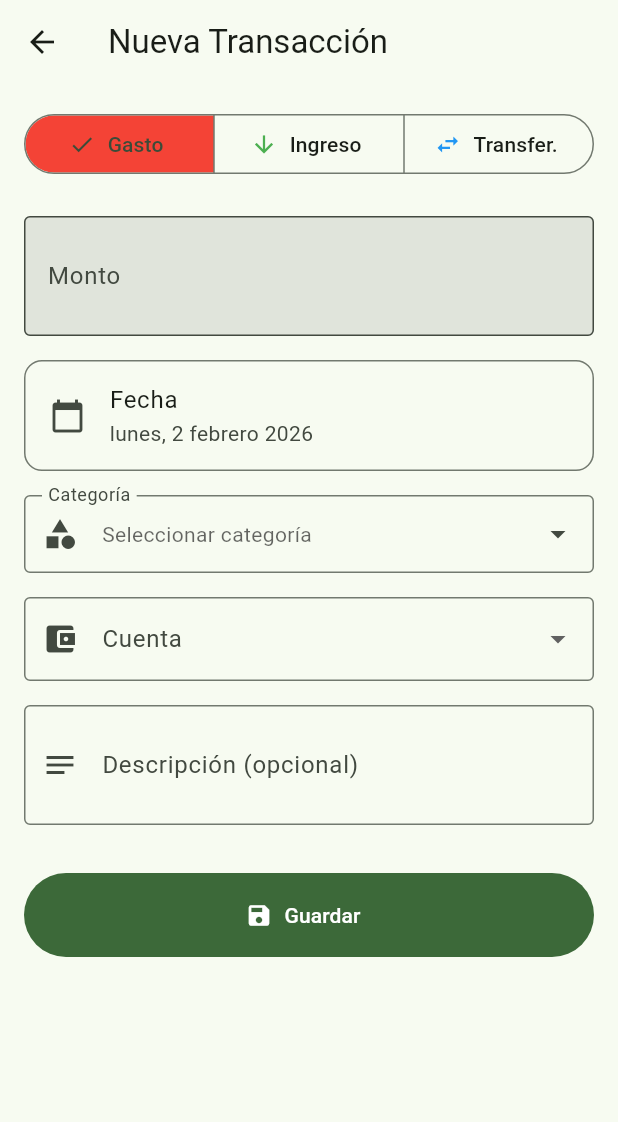
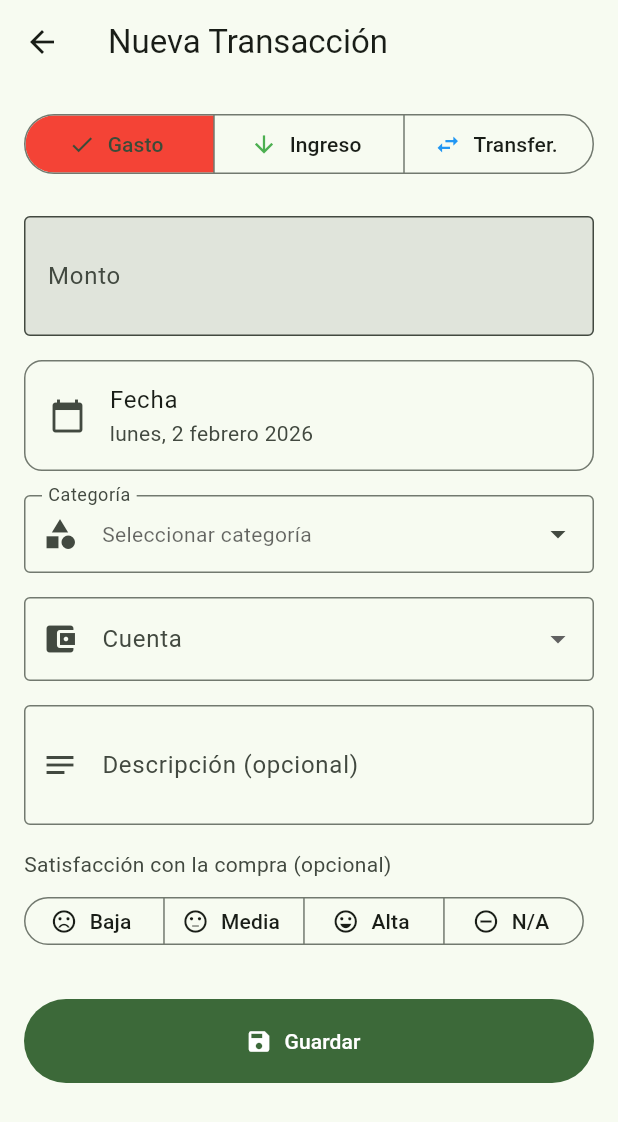
Before and after one commit to alvaretto/finanzasfamilia, a Flutter app: the TransactionFormScreen screen opened directly, on a phone screen of 412 x 824 dp. Shown: the top 1122 px of the screen. Run offline on Flutter 3.47's test engine with Material 3 defaults, Android fonts, the phone set to English and light mode, and no system bars; our stand-ins replace app_links, connectivity_plus, csv, drift, equatable, firebase_core and 13 more; missing offline and left inert: excel, google_mlkit_text_recognition, gotrue, home_widget, in_app_update, notification_listener_service and 2 more; accounts and stored records are empty; generated files the repository leaves out were written again; statements that could not run were skipped.

Commit message:
feat: Add satisfaction level field to expense transactions + technical spec
FASE 36 - Satisfaction Level + Ficha Técnica:

- Add satisfactionLevel field to transactions (expenses only)
- Values: low, medium, high, neutral
- Add SatisfactionLevel enum in enums.dart
- Add SegmentedButton UI selector (only visible for type='expense')
- Drift migration v14: new column in transactions table
- Supabase migration: TEXT field with CHECK constraint
- Update PowerSync schema and sync_rules.yaml
- Create docs/FICHA_TECNICA.md with full technical specs
- Fix offline documentation (clarify initial sync requirement)
- Fix quarterly/yearly tests with relative dates

Tests: 1139 passing, 0 failing
Version: 1.20.0+41

Co-Authored-By: Claude Opus 4.5 <noreply@anthropic.com>

```diff
--- a/lib/data/local/tables/transactions_table.dart
+++ b/lib/data/local/tables/transactions_table.dart
@@ -59,6 +59,11 @@ class Transactions extends Table {
   /// Orden global de sincronización (estilo Linear)
   IntColumn get syncSequence => integer().nullable()();
 
+  /// Nivel de satisfacción del gasto (solo para type='expense')
+  /// Valores: 'low', 'medium', 'high', 'neutral'
+  /// Nullable porque solo aplica a gastos y es opcional
+  TextColumn get satisfactionLevel => text().nullable()();
+
   /// Timestamps - Nullable para compatibilidad con PowerSync
   DateTimeColumn get createdAt => dateTime().nullable()();
   DateTimeColumn get updatedAt => dateTime().nullable()();
--- a/lib/data/repositories/drift_transaction_repository.dart
+++ b/lib/data/repositories/drift_transaction_repository.dart
@@ -42,6 +42,7 @@ class DriftTransactionRepository implements TransactionRepository {
           fromAccountId: Value(transaction.fromAccountId),
           toAccountId: Value(transaction.toAccountId),
           transactionDate: transaction.transactionDate,
+          satisfactionLevel: Value(transaction.satisfactionLevel),
           createdAt: Value(transaction.createdAt),
           updatedAt: Value(transaction.updatedAt),
         ));
@@ -77,6 +78,7 @@ class DriftTransactionRepository implements TransactionRepository {
       transactionDate: entry.transactionDate,
       createdAt: entry.createdAt ?? DateTime.now(),
       updatedAt: entry.updatedAt ?? DateTime.now(),
+      satisfactionLevel: entry.satisfactionLevel,
     );
   }
 }
--- a/lib/data/repositories/hybrid_transaction_repository.dart
+++ b/lib/data/repositories/hybrid_transaction_repository.dart
@@ -48,6 +48,7 @@ class HybridTransactionRepository implements TransactionRepository {
       'from_account_id': transaction.fromAccountId,
       'to_account_id': transaction.toAccountId,
       'transaction_date': transaction.transactionDate.toIso8601String(),
+      'satisfaction_level': transaction.satisfactionLevel,
       'created_at': (transaction.createdAt).toIso8601String(),
       'updated_at': now.toIso8601String(),
     };
@@ -67,6 +68,7 @@ class HybridTransactionRepository implements TransactionRepository {
         fromAccountId: Value(transaction.fromAccountId),
         toAccountId: Value(transaction.toAccountId),
         transactionDate: transaction.transactionDate,
+        satisfactionLevel: Value(transaction.satisfactionLevel),
         createdAt: Value(transaction.createdAt),
         updatedAt: Value(now),
       ),
@@ -108,6 +110,7 @@ class HybridTransactionRepository implements TransactionRepository {
       transactionDate: entry.transactionDate,
       createdAt: entry.createdAt ?? DateTime.now(),
       updatedAt: entry.updatedAt ?? DateTime.now(),
+      satisfactionLevel: entry.satisfactionLevel,
     );
   }
 }
--- a/lib/data/sync/powersync_schema.dart
+++ b/lib/data/sync/powersync_schema.dart
@@ -132,6 +132,7 @@ const schema = Schema([
     Column.integer('item_count'),
     Column.text('sync_status'), // pending, synced, error
     Column.integer('sync_sequence'), // Orden global de operaciones
+    Column.text('satisfaction_level'), // low, medium, high, neutral (solo gastos)
     Column.text('created_at'),
     Column.text('updated_at'),
   ]),
--- a/lib/domain/repositories/transaction_repository.dart
+++ b/lib/domain/repositories/transaction_repository.dart
@@ -31,6 +31,10 @@ class TransactionData {
   final DateTime createdAt;
   final DateTime updatedAt;
 
+  /// Nivel de satisfacción del gasto (solo para type='expense')
+  /// Valores: 'low', 'medium', 'high', 'neutral'
+  final String? satisfactionLevel;
+
   const TransactionData({
     required this.id,
     required this.type,
@@ -42,5 +46,6 @@ class TransactionData {
     required this.transactionDate,
     required this.createdAt,
     required this.updatedAt,
+    this.satisfactionLevel,
   });
 }
--- a/lib/domain/services/accounting_service.dart
+++ b/lib/domain/services/accounting_service.dart
@@ -37,12 +37,15 @@ class AccountingService {
   ///
   /// Throws [InsufficientFundsException] si la cuenta de activo líquido
   /// no tiene saldo suficiente.
+  ///
+  /// [satisfactionLevel] es opcional y puede ser: 'low', 'medium', 'high', 'neutral'
   Future<TransactionData> recordExpense({
     required String categoryId,
     required String paymentAccountId,
     required double amount,
     required String description,
     required DateTime date,
+    String? satisfactionLevel,
   }) async {
     _validateAmount(amount);
     await _validateAccountExists(paymentAccountId);
@@ -62,6 +65,7 @@ class AccountingService {
         fromAccountId: paymentAccountId,
         date: date,
         now: now,
+        satisfactionLevel: satisfactionLevel,
       );
       await transactionRepository.insertTransaction(transaction);
 
@@ -402,6 +406,7 @@ class AccountingService {
     String? toAccountId,
     required DateTime date,
     required DateTime now,
+    String? satisfactionLevel,
   }) {
     return TransactionData(
       id: id,
@@ -414,6 +419,7 @@ class AccountingService {
       transactionDate: date,
       createdAt: now,
       updatedAt: now,
+      satisfactionLevel: satisfactionLevel,
     );
   }
 
--- a/lib/presentation/screens/transaction_form_screen.dart
+++ b/lib/presentation/screens/transaction_form_screen.dart
@@ -24,6 +24,9 @@ final selectedFromAccountIdProvider = StateProvider<String?>((ref) => null);
 
 /// Provider para la cuenta destino seleccionada (transferencias)
 final selectedToAccountIdProvider = StateProvider<String?>((ref) => null);
+
+/// Provider para el nivel de satisfacción del gasto (solo expenses)
+final selectedSatisfactionProvider = StateProvider<String?>((ref) => null);
 
 /// Provider para obtener cuentas activas para el formulario de transacciones
 /// Usa el DAO para obtener cuentas ordenadas por nombre
@@ -100,6 +103,8 @@ class _TransactionFormScreenState extends ConsumerState<TransactionFormScreen> {
       ref.read(selectedCategoryIdProvider.notifier).state = tx.categoryId;
       ref.read(selectedFromAccountIdProvider.notifier).state = tx.fromAccountId;
       ref.read(selectedToAccountIdProvider.notifier).state = tx.toAccountId;
+      ref.read(selectedSatisfactionProvider.notifier).state =
+          tx.satisfactionLevel;
     });
   }
 
@@ -154,6 +159,12 @@ class _TransactionFormScreenState extends ConsumerState<TransactionFormScreen> {
 
             // Campo de descripción
             _buildDescriptionField(),
+
+            // Selector de satisfacción (solo para gastos)
+            if (transactionType == 'expense') ...[
+              const SizedBox(height: 16),
+              _buildSatisfactionSelector(),
+            ],
             const SizedBox(height: 32),
 
             // Botón guardar
@@ -474,6 +485,56 @@ class _TransactionFormScreenState extends ConsumerState<TransactionFormScreen> {
     );
   }
 
+  Widget _buildSatisfactionSelector() {
+    final satisfaction = ref.watch(selectedSatisfactionProvider);
+
+    return Column(
+      crossAxisAlignment: CrossAxisAlignment.start,
+      children: [
+        Text(
+          'Satisfacción con la compra (opcional)',
+          style: Theme.of(context).textTheme.bodyMedium?.copyWith(
+                color: Theme.of(context).colorScheme.onSurfaceVariant,
+              ),
+        ),
+        const SizedBox(height: 8),
+        SegmentedButton<String?>(
+          segments: const [
+            ButtonSegment(
+              value: 'low',
+              label: Text('Baja'),
+              icon: Icon(Icons.sentiment_very_dissatisfied),
+            ),
+            ButtonSegment(
+              value: 'medium',
+              label: Text('Media'),
+              icon: Icon(Icons.sentiment_neutral),
+            ),
+            ButtonSegment(
+              value: 'high',
+              label: Text('Alta'),
+              icon: Icon(Icons.sentiment_very_satisfied),
+            ),
+            ButtonSegment(
+              value: 'neutral',
+              label: Text('N/A'),
+              icon: Icon(Icons.remove_circle_outline),
+            ),
+          ],
+          selected: satisfaction != null ? {satisfaction} : {},
+          emptySelectionAllowed: true,
+          onSelectionChanged: (selected) {
+            ref.read(selectedSatisfactionProvider.notifier).state =
+                selected.isEmpty ? null : selected.first;
+          },
+          style: const ButtonStyle(
+            visualDensity: VisualDensity.compact,
+          ),
+        ),
+      ],
+    );
+  }
+
   Future<void> _saveTransaction() async {
     if (!_formKey.currentState!.validate()) return;
     if (_isSaving) return;
@@ -485,6 +546,7 @@ class _TransactionFormScreenState extends ConsumerState<TransactionFormScreen> {
     final categoryId = ref.read(selectedCategoryIdProvider);
     final fromAccountId = ref.read(selectedFromAccountIdProvider);
     final toAccountId = ref.read(selectedToAccountIdProvider);
+    final satisfactionLevel = ref.read(selectedSatisfactionProvider);
 
     // Validaciones adicionales para transferencias
     if (transactionType == 'transfer') {
@@ -547,6 +609,7 @@ class _TransactionFormScreenState extends ConsumerState<TransactionFormScreen> {
               amount: amount,
               description: description.isEmpty ? 'Gasto' : description,
               date: selectedDate,
+              satisfactionLevel: satisfactionLevel,
             );
             break;
 
--- a/pubspec.yaml
+++ b/pubspec.yaml
@@ -1,7 +1,7 @@
 name: finanzas_familiares
 description: "Finanzas Familiares AS - Modo Personal v5.16 - Sync Sequence (Estilo Linear)"
 publish_to: 'none'
-version: 1.19.0+40
+version: 1.20.0+41
 
 # IMPORTANTE: Versiones FIJAS para prevenir actualizaciones que rompan el proyecto
 # Última actualización: 2026-01-12
--- a/supabase/powersync/sync_rules.yaml
+++ b/supabase/powersync/sync_rules.yaml
@@ -155,6 +155,7 @@ bucket_definitions:
           item_count,
           sync_status,
           sync_sequence,
+          satisfaction_level,
           created_at,
           updated_at
         FROM transactions
```
Also changed, not shown: lib/core/constants/enums.dart (+16 -0 lines), lib/data/local/database.dart (+6 -1 lines), lib/domain/entities/transaction.dart (+19 -0 lines), 4 other files.
